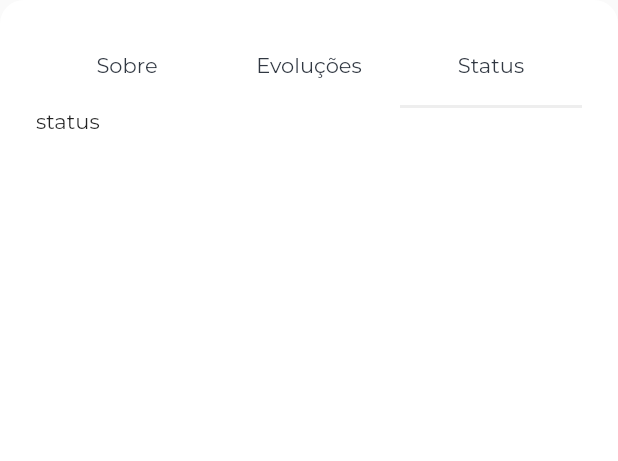
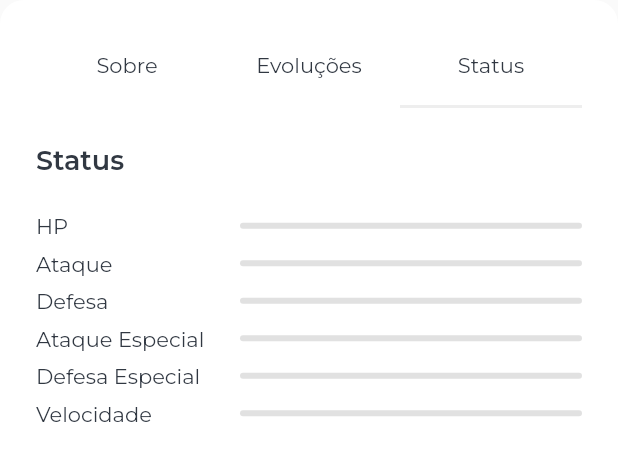
Before and after one commit to ViniciusPii/pokedex-flutter, a Flutter app: the Content widget shown alone on an empty page, opened directly with empty values, tab 3 chosen, on a phone screen of 412 x 824 dp. Shown: the top 461 px of the screen. Run offline on Flutter 3.47's test engine with Material 2 defaults, Android fonts, the phone set to English and light mode, and no system bars; our stand-ins replace cached_network_image, get, google_fonts; network calls fail.

Commit message:
Primeira versão da pagina de details

```diff
--- /dev/null
+++ b/lib/src/core/components/status_pokemon_component.dart
@@ -0,0 +1,60 @@
+import 'package:flutter/material.dart';
+
+import 'package:pokedex_v2/src/core/theme/app_colors.dart';
+import 'package:pokedex_v2/src/core/theme/app_dimension.dart';
+import 'package:pokedex_v2/src/core/theme/app_fonts.dart';
+
+class StatusPokemonComponent extends StatelessWidget {
+  const StatusPokemonComponent({
+    Key? key,
+    required this.value,
+    required this.title,
+  }) : super(key: key);
+
+  final int value;
+  final String title;
+
+  @override
+  Widget build(BuildContext context) {
+    return Padding(
+      padding: const EdgeInsets.only(
+        bottom: AppDimension.size_1,
+      ),
+      child: Row(
+        children: [
+          SizedBox(
+            width: 120,
+            child: Text(
+              title,
+              style: AppFonts.bodyMedium(),
+            ),
+          ),
+          const SizedBox(
+            width: AppDimension.size_2,
+          ),
+          Expanded(
+            child: Container(
+              decoration: ShapeDecoration(
+                color: AppColors.grey.shade200,
+                shape: const StadiumBorder(),
+              ),
+              height: 4,
+              child: Align(
+                alignment: Alignment.centerLeft,
+                child: FractionallySizedBox(
+                  widthFactor: value / 100,
+                  child: Container(
+                    decoration: ShapeDecoration(
+                      color: AppColors.red.shade400,
+                      shape: const StadiumBorder(),
+                    ),
+                  ),
+                ),
+              ),
+            ),
+          ),
+        ],
+      ),
+    );
+  }
+}
--- a/lib/src/models/pokemon_model.dart
+++ b/lib/src/models/pokemon_model.dart
@@ -2,18 +2,30 @@ import 'dart:convert';
 
 class PokemonModel {
   PokemonModel({
+    required this.hp,
     required this.id,
+    required this.speed,
+    required this.attack,
+    required this.defense,
     required this.name,
     required this.imageurl,
+    required this.specialAttack,
+    required this.specialDefense,
     required this.xdescription,
     required this.weaknesses,
     required this.evolutions,
     required this.typeofpokemon,
   });
 
+  final int hp;
   final String id;
+  final int speed;
+  final int attack;
+  final int defense;
   final String name;
   final String imageurl;
+  final int specialAttack;
+  final int specialDefense;
   final String xdescription;
   final List<String> weaknesses;
   final List<String> evolutions;
@@ -22,9 +34,15 @@ class PokemonModel {
   Map<String, dynamic> toMap() {
     final result = <String, dynamic>{};
 
+    result.addAll({'hp': hp});
     result.addAll({'id': id});
+    result.addAll({'speed': speed});
+    result.addAll({'attack': attack});
+    result.addAll({'defense': defense});
     result.addAll({'name': name});
     result.addAll({'imageurl': imageurl});
+    result.addAll({'specialAttack': specialAttack});
+    result.addAll({'specialDefense': specialDefense});
     result.addAll({'xdescription': xdescription});
     result.addAll({'weaknesses': weaknesses});
     result.addAll({'evolutions': evolutions});
@@ -35,9 +53,15 @@ class PokemonModel {
 
   factory PokemonModel.fromMap(Map<String, dynamic> map) {
     return PokemonModel(
+      hp: map['hp']?.toInt() ?? 0,
       id: map['id'] ?? '',
+      speed: map['speed']?.toInt() ?? 0,
+      attack: map['attack']?.toInt() ?? 0,
+      defense: map['defense']?.toInt() ?? 0,
       name: map['name'] ?? '',
       imageurl: map['imageurl'] ?? '',
+      specialAttack: map['special_attack']?.toInt() ?? 0,
+      specialDefense: map['special_defense']?.toInt() ?? 0,
       xdescription: map['xdescription'] ?? '',
       weaknesses: List<String>.from(map['weaknesses']),
       evolutions: List<String>.from(map['evolutions']),
--- a/lib/src/modules/pokemon_details/widgets/content.dart
+++ b/lib/src/modules/pokemon_details/widgets/content.dart
@@ -9,6 +9,7 @@ import 'package:pokedex_v2/src/core/theme/app_fonts.dart';
 import 'package:pokedex_v2/src/models/pokemon_model.dart';
 import 'package:pokedex_v2/src/modules/pokemon_details/widgets/about.dart';
 import 'package:pokedex_v2/src/modules/pokemon_details/widgets/evolutions.dart';
+import 'package:pokedex_v2/src/modules/pokemon_details/widgets/status.dart';
 
 class Content extends StatelessWidget {
   const Content({
@@ -73,7 +74,9 @@ class Content extends StatelessWidget {
                           pokemons: evolutions,
                           id: pokemon.id,
                         ),
-                        const Text('status'),
+                        Status(
+                          pokemon: pokemon,
+                        ),
                       ],
                     ),
                   )
--- /dev/null
+++ b/lib/src/modules/pokemon_details/widgets/status.dart
@@ -0,0 +1,60 @@
+import 'package:flutter/material.dart';
+import 'package:pokedex_v2/src/core/components/status_pokemon_component.dart';
+
+import 'package:pokedex_v2/src/core/theme/app_dimension.dart';
+import 'package:pokedex_v2/src/core/theme/app_fonts.dart';
+import 'package:pokedex_v2/src/models/pokemon_model.dart';
+
+class Status extends StatelessWidget {
+  const Status({
+    Key? key,
+    required this.pokemon,
+  }) : super(key: key);
+
+  final PokemonModel pokemon;
+
+  @override
+  Widget build(BuildContext context) {
+    return SingleChildScrollView(
+      child: Column(
+        crossAxisAlignment: CrossAxisAlignment.start,
+        children: [
+          const SizedBox(
+            height: AppDimension.size_3,
+          ),
+          Text(
+            'Status',
+            style: AppFonts.titleLarge(),
+          ),
+          const SizedBox(
+            height: AppDimension.size_3,
+          ),
+          StatusPokemonComponent(
+            title: 'HP',
+            value: pokemon.hp,
+          ),
+          StatusPokemonComponent(
+            title: 'Ataque',
+            value: pokemon.attack,
+          ),
+          StatusPokemonComponent(
+            title: 'Defesa',
+            value: pokemon.defense,
+          ),
+          StatusPokemonComponent(
+            title: 'Ataque Especial',
+            value: pokemon.specialAttack,
+          ),
+          StatusPokemonComponent(
+            title: 'Defesa Especial',
+            value: pokemon.specialDefense,
+          ),
+          StatusPokemonComponent(
+            title: 'Velocidade',
+            value: pokemon.speed,
+          ),
+        ],
+      ),
+    );
+  }
+}
--- a/lib/src/modules/pokemon_list/pokemon_list_controller.dart
+++ b/lib/src/modules/pokemon_list/pokemon_list_controller.dart
@@ -23,8 +23,26 @@ class PokemonListController extends GetxController {
     getAll();
   }
 
-  Future<void> getAll() async => _pokemons(await _pokemonService.getGenerationPokemons(1));
+  @override
+  void onClose() {
+    super.onClose();
+    nameEC.dispose();
+  }
+
+  Future<void> getAll() async => _pokemons(await _pokemonService.getGenerationPokemons(8));
 
   Future<void> getPokemonByName() async =>
-      _pokemons(await _pokemonService.getPokemonByName(nameEC.text, 1));
+      _pokemons(await _pokemonService.getPokemonByName(nameEC.text, 8));
+
+  void goToDetails(PokemonModel pokemon) {
+    nameEC.clear();
+    Get.focusScope!.unfocus();
+    Get.toNamed(
+      'pokemon/details',
+      arguments: {
+        'pokemon': pokemon,
+      },
+    )!
+        .whenComplete(() => getAll());
+  }
 }
--- a/lib/src/modules/pokemon_list/pokemon_list_page.dart
+++ b/lib/src/modules/pokemon_list/pokemon_list_page.dart
@@ -52,12 +52,7 @@ class PokemonListPage extends GetView<PokemonListController> {
                       itemBuilder: (_, int index) {
                         final PokemonModel pokemon = controller.pokemons[index];
                         return CardPokemonComponent(
-                          func: () => Get.toNamed(
-                            'pokemon/details',
-                            arguments: {
-                              'pokemon': pokemon,
-                            },
-                          ),
+                          func: () => controller.goToDetails(pokemon),
                           pokemon: pokemon,
                         );
                       },
```
Also changed, not shown: 1 other file.
